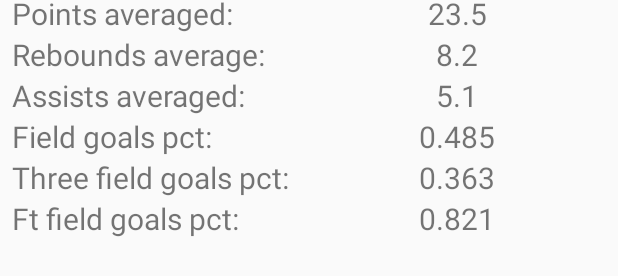
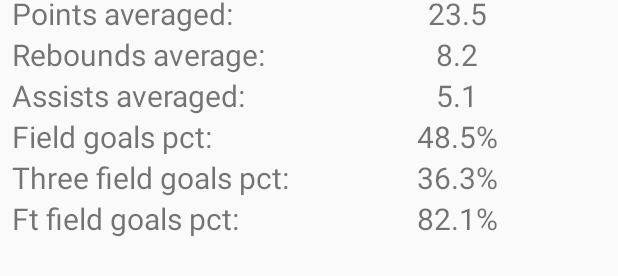
Before and after one commit to MisterWeeMan/StatsDontLie, an Android app: the layout fragment_player_detail.xml on its own in the app's theme, with its tools: preview values and no code run, on a phone screen of 412 x 824 dp. Shown: the part 336-612 px from the top of the screen. Run offline under Robolectric (Android 15) with nearby library versions, the phone set to English and light mode, and no system bars.

Commit message:
Add player detail screen.

```diff
--- a/app/build.gradle
+++ b/app/build.gradle
@@ -26,6 +26,9 @@ android {
     }
     dataBinding {
         enabled = true
+    }
+    androidExtensions {
+        experimental = true
     }
 }
 
--- a/app/src/main/java/com/example/statsdontlie/api/model/JsonData.kt
+++ b/app/src/main/java/com/example/statsdontlie/api/model/JsonData.kt
@@ -13,7 +13,7 @@ data class DataJson<T>(
 data class MetadataJson(
     @Json(name = "total_pages") val pagesTotalCount: Int,
     @Json(name = "current_page") val currentPage: Int,
-    @Json(name = "next_page") val nextPage: Int,
+    @Json(name = "next_page") val nextPage: Int?,
     @Json(name = "per_page") val resultPerPage: Int,
     @Json(name = "total_count") val resultsTotalCount: Int
 )
--- a/app/src/main/java/com/example/statsdontlie/api/model/PlayerJson.kt
+++ b/app/src/main/java/com/example/statsdontlie/api/model/PlayerJson.kt
@@ -1,10 +1,13 @@
 package com.example.statsdontlie.api.model
 
+import android.os.Parcelable
 import com.squareup.moshi.Json
+import kotlinx.android.parcel.Parcelize
 
 /**
  * Player JSON data.
  */
+@Parcelize
 data class PlayerJson(
     @Json(name = "id") val id: Int,
     @Json(name = "first_name") val firstName: String,
@@ -14,4 +17,4 @@ data class PlayerJson(
     @Json(name = "height_inches") val heightInches: Int?,
     @Json(name = "weight_pounds") val weightPounds: Int?,
     @Json(name = "team") val team: TeamJson
-)
+) : Parcelable
--- a/app/src/main/java/com/example/statsdontlie/api/model/TeamJson.kt
+++ b/app/src/main/java/com/example/statsdontlie/api/model/TeamJson.kt
@@ -1,10 +1,13 @@
 package com.example.statsdontlie.api.model
 
+import android.os.Parcelable
 import com.squareup.moshi.Json
+import kotlinx.android.parcel.Parcelize
 
 /**
  * Team JSON data.
  */
+@Parcelize
 data class TeamJson(
     @Json(name = "id") val id: Int,
     @Json(name = "abbreviation") val abbreviation: String,
@@ -13,4 +16,4 @@ data class TeamJson(
     @Json(name = "division") val division: String,
     @Json(name = "full_name") val fullName: String,
     @Json(name = "name") val name: String
-)
+) : Parcelable
--- /dev/null
+++ b/app/src/main/java/com/example/statsdontlie/utility/Constants.kt
@@ -0,0 +1,4 @@
+package com.example.statsdontlie.utility
+
+// The season wich averages are retrieved
+const val seasonAverages: Int = 2018
--- a/app/src/main/res/layout/fragment_player_detail.xml
+++ b/app/src/main/res/layout/fragment_player_detail.xml
@@ -2,6 +2,12 @@
 <layout xmlns:android="http://schemas.android.com/apk/res/android"
     xmlns:app="http://schemas.android.com/apk/res-auto"
     xmlns:tools="http://schemas.android.com/tools">
+
+    <data>
+        <variable
+            name="viewModel"
+            type="com.example.statsdontlie.ui.playerdetail.PlayerViewModel" />
+    </data>
 
     <LinearLayout
         android:id="@+id/player_detail_outer_layout"
@@ -29,6 +35,7 @@
                 app:layout_constraintEnd_toStartOf="@id/player_item_position"
                 app:layout_constraintStart_toStartOf="parent"
                 app:layout_constraintTop_toTopOf="parent"
+                app:playerName="@{viewModel.selectedPlayer}"
 
                 tools:text="@string/lebron_james" />
 
@@ -45,6 +52,7 @@
                 app:layout_constraintEnd_toStartOf="@id/player_item_team"
                 app:layout_constraintStart_toEndOf="@id/player_item_name"
                 app:layout_constraintTop_toTopOf="parent"
+                app:playerPosition="@{viewModel.selectedPlayer}"
 
                 tools:text="@string/forward" />
 
@@ -61,6 +69,7 @@
                 app:layout_constraintEnd_toEndOf="parent"
                 app:layout_constraintStart_toEndOf="@id/player_item_position"
                 app:layout_constraintTop_toTopOf="parent"
+                app:teamLogo="@{viewModel.selectedPlayer}"
 
                 tools:text="@string/lakers" />
 
@@ -101,6 +110,7 @@
                 android:layout_height="wrap_content"
                 android:textAlignment="center"
                 android:textSize="@dimen/medium_text"
+                android:text="@{String.valueOf(viewModel.playerAverages.gamesPlayed)}"
 
                 app:layout_constraintTop_toBottomOf="@id/list_title"
                 app:layout_constraintStart_toEndOf="@id/games_played_text"
@@ -125,6 +135,7 @@
                 android:layout_height="wrap_content"
                 android:textAlignment="center"
                 android:textSize="@dimen/medium_text"
+                android:text="@{viewModel.playerAverages.minute}"
 
                 app:layout_constraintTop_toBottomOf="@id/games_played_text"
                 app:layout_constraintStart_toEndOf="@id/minutes_avg_text"
@@ -149,6 +160,7 @@
                 android:layout_height="wrap_content"
                 android:textAlignment="center"
                 android:textSize="@dimen/medium_text"
+                android:text="@{String.valueOf(viewModel.playerAverages.points)}"
 
                 app:layout_constraintTop_toBottomOf="@id/minutes_avg_text"
                 app:layout_constraintStart_toEndOf="@id/points_avg_text"
@@ -173,6 +185,7 @@
                 android:layout_height="wrap_content"
                 android:textAlignment="center"
                 android:textSize="@dimen/medium_text"
+                android:text="@{String.valueOf(viewModel.playerAverages.rebounds)}"
 
                 app:layout_constraintTop_toBottomOf="@id/points_avg_number"
                 app:layout_constraintStart_toEndOf="@id/rebounds_avg_text"
@@ -197,6 +210,7 @@
                 android:layout_height="wrap_content"
                 android:textAlignment="center"
                 android:textSize="@dimen/medium_text"
+                android:text="@{String.valueOf(viewModel.playerAverages.assists)}"
 
                 app:layout_constraintTop_toBottomOf="@id/rebounds_avg_text"
                 app:layout_constraintStart_toEndOf="@id/assists_avg_text"
@@ -225,8 +239,9 @@
                 app:layout_constraintTop_toBottomOf="@id/assists_avg_text"
                 app:layout_constraintStart_toEndOf="@id/fields_goals_pct_text"
                 app:layout_constraintEnd_toEndOf="parent"
+                app:statPct="@{viewModel.playerAverages.fieldGoalsPct}"
 
-                tools:text="0.485" />
+                tools:text="48.5%" />
 
             <TextView
                 android:id="@+id/three_fields_goals_pct_text"
@@ -249,8 +264,9 @@
                 app:layout_constraintTop_toBottomOf="@id/fields_goals_pct_text"
                 app:layout_constraintStart_toEndOf="@id/three_fields_goals_pct_text"
                 app:layout_constraintEnd_toEndOf="parent"
+                app:statPct="@{viewModel.playerAverages.threeFieldGoalsPct}"
 
-                tools:text="0.363" />
+                tools:text="36.3%" />
 
             <TextView
                 android:id="@+id/ft_fields_goals_pct_text"
@@ -273,8 +289,9 @@
                 app:layout_constraintTop_toBottomOf="@id/three_fields_goals_pct_text"
                 app:layout_constraintStart_toEndOf="@id/ft_fields_goals_pct_text"
                 app:layout_constraintEnd_toEndOf="parent"
+                app:statPct="@{viewModel.playerAverages.freeThrowsPct}"
 
-                tools:text="0.821" />
+                tools:text="82.1%" />
 
         </androidx.constraintlayout.widget.ConstraintLayout>
 
--- a/build.gradle
+++ b/build.gradle
@@ -2,7 +2,7 @@
 
 buildscript {
     ext {
-        kotlin_version = "1.3.50"
+        kotlin_version = "1.3.60"
         kotlin_coroutines_version = "1.3.2"
         moshi_version = "1.9.1"
         retrofit_version = "2.6.1"
```
Also changed, not shown: app/src/main/java/com/example/statsdontlie/BindingAdapters.kt (+8 -0 lines), app/src/main/java/com/example/statsdontlie/api/NbaService.kt (+8 -8 lines), app/src/main/java/com/example/statsdontlie/ui/playerdetail/PlayerDetailFragment.kt (+12 -5 lines), app/src/main/java/com/example/statsdontlie/ui/playerdetail/PlayerViewModel.kt (added, +80 -0 lines), app/src/main/java/com/example/statsdontlie/ui/playerslist/PlayersAdapter.kt (+13 -1 lines), app/src/main/java/com/example/statsdontlie/ui/playerslist/PlayersListFragment.kt (+14 -1 lines), app/src/main/java/com/example/statsdontlie/ui/playerslist/PlayersViewModel.kt (+22 -8 lines), app/src/main/res/navigation/navigation.xml (+6 -2 lines).
